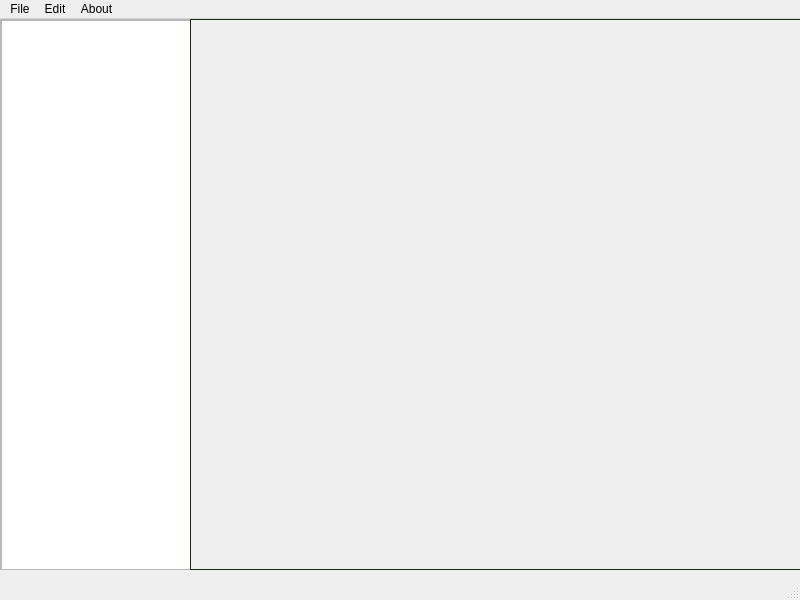
Above: grape.ui from zooberryorg/grape before the change. Below: the same form after it.
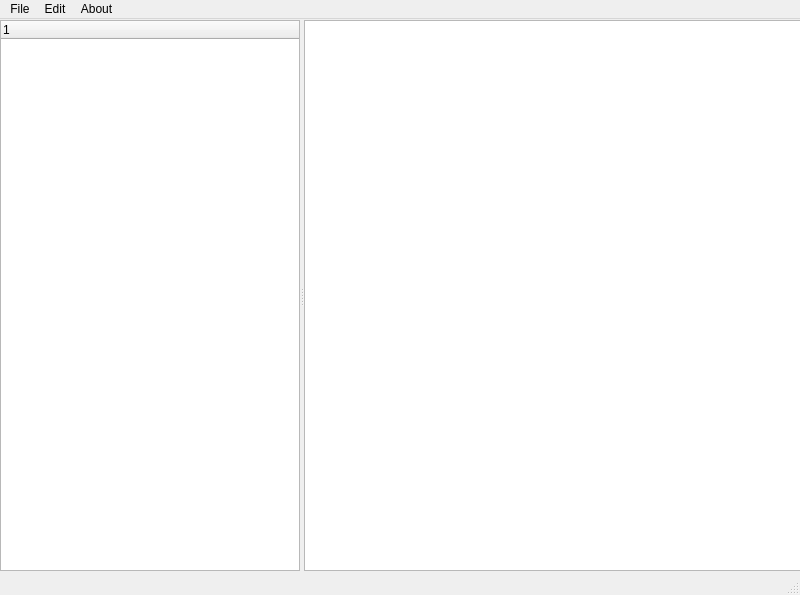
That is the form after the change.

Commit message: Add pane splitter between file tree and canvas

The edit to the form file:
```diff
--- a/grape.ui
+++ b/grape.ui
@@ -7,52 +7,13 @@
     <x>0</x>
     <y>0</y>
     <width>800</width>
-    <height>600</height>
+    <height>595</height>
    </rect>
   </property>
   <property name="windowTitle">
    <string>GrAPE</string>
   </property>
   <widget class="QWidget" name="centralwidget">
-   <widget class="QWidget" name="verticalLayoutWidget">
-    <property name="geometry">
-     <rect>
-      <x>0</x>
-      <y>0</y>
-      <width>191</width>
-      <height>551</height>
-     </rect>
-    </property>
-    <layout class="QVBoxLayout" name="fileTreeLayout">
-     <item>
-      <widget class="QScrollArea" name="scrollArea">
-       <property name="widgetResizable">
-        <bool>true</bool>
-       </property>
-       <widget class="QWidget" name="scrollAreaWidgetContents">
-        <property name="geometry">
-         <rect>
-          <x>0</x>
-          <y>0</y>
-          <width>187</width>
-          <height>547</height>
-         </rect>
-        </property>
-        <widget class="QTreeView" name="treeView">
-         <property name="geometry">
-          <rect>
-           <x>0</x>
-           <y>0</y>
-           <width>191</width>
-           <height>551</height>
-          </rect>
-         </property>
-        </widget>
-       </widget>
-      </widget>
-     </item>
-    </layout>
-   </widget>
    <widget class="QWidget" name="horizontalLayoutWidget">
     <property name="geometry">
      <rect>
@@ -64,367 +25,50 @@
     </property>
     <layout class="QHBoxLayout" name="taskbarLayout"/>
    </widget>
-   <widget class="QFrame" name="frame">
+   <widget class="QSplitter" name="splitter">
     <property name="geometry">
      <rect>
-      <x>190</x>
-      <y>0</y>
-      <width>611</width>
+      <x>0</x>
+      <y>1</y>
+      <width>801</width>
       <height>551</height>
      </rect>
     </property>
-    <property name="palette">
-     <palette>
-      <active>
-       <colorrole role="WindowText">
-        <brush brushstyle="SolidPattern">
-         <color alpha="255">
-          <red>255</red>
-          <green>255</green>
-          <blue>255</blue>
-         </color>
-        </brush>
-       </colorrole>
-       <colorrole role="Button">
-        <brush brushstyle="SolidPattern">
-         <color alpha="255">
-          <red>219</red>
-          <green>182</green>
-          <blue>90</blue>
-         </color>
-        </brush>
-       </colorrole>
-       <colorrole role="Light">
-        <brush brushstyle="SolidPattern">
-         <color alpha="255">
-          <red>74</red>
-          <green>97</green>
-          <blue>72</blue>
-         </color>
-        </brush>
-       </colorrole>
-       <colorrole role="Midlight">
-        <brush brushstyle="SolidPattern">
-         <color alpha="255">
-          <red>155</red>
-          <green>96</green>
-          <blue>227</blue>
-         </color>
-        </brush>
-       </colorrole>
-       <colorrole role="Dark">
-        <brush brushstyle="SolidPattern">
-         <color alpha="255">
-          <red>59</red>
-          <green>77</green>
-          <blue>57</blue>
-         </color>
-        </brush>
-       </colorrole>
-       <colorrole role="Mid">
-        <brush brushstyle="SolidPattern">
-         <color alpha="255">
-          <red>74</red>
-          <green>97</green>
-          <blue>72</blue>
-         </color>
-        </brush>
-       </colorrole>
-       <colorrole role="Text">
-        <brush brushstyle="SolidPattern">
-         <color alpha="255">
-          <red>208</red>
-          <green>212</green>
-          <blue>219</blue>
-         </color>
-        </brush>
-       </colorrole>
-       <colorrole role="ButtonText">
-        <brush brushstyle="SolidPattern">
-         <color alpha="255">
-          <red>37</red>
-          <green>54</green>
-          <blue>33</blue>
-         </color>
-        </brush>
-       </colorrole>
-       <colorrole role="Base">
-        <brush brushstyle="SolidPattern">
-         <color alpha="255">
-          <red>29</red>
-          <green>42</green>
-          <blue>25</blue>
-         </color>
-        </brush>
-       </colorrole>
-       <colorrole role="Window">
-        <brush brushstyle="SolidPattern">
-         <color alpha="255">
-          <red>37</red>
-          <green>53</green>
-          <blue>33</blue>
-         </color>
-        </brush>
-       </colorrole>
-       <colorrole role="Shadow">
-        <brush brushstyle="SolidPattern">
-         <color alpha="255">
-          <red>59</red>
-          <green>77</green>
-          <blue>57</blue>
-         </color>
-        </brush>
-       </colorrole>
-       <colorrole role="Highlight">
-        <brush brushstyle="SolidPattern">
-         <color alpha="255">
-          <red>219</red>
-          <green>182</green>
-          <blue>90</blue>
-         </color>
-        </brush>
-       </colorrole>
-       <colorrole role="HighlightedText">
-        <brush brushstyle="SolidPattern">
-         <color alpha="255">
-          <red>37</red>
-          <green>54</green>
-          <blue>33</blue>
-         </color>
-        </brush>
-       </colorrole>
-      </active>
-      <inactive>
-       <colorrole role="WindowText">
-        <brush brushstyle="SolidPattern">
-         <color alpha="255">
-          <red>255</red>
-          <green>255</green>
-          <blue>255</blue>
-         </color>
-        </brush>
-       </colorrole>
-       <colorrole role="Button">
-        <brush brushstyle="SolidPattern">
-         <color alpha="255">
-          <red>219</red>
-          <green>182</green>
-          <blue>90</blue>
-         </color>
-        </brush>
-       </colorrole>
-       <colorrole role="Light">
-        <brush brushstyle="SolidPattern">
-         <color alpha="255">
-          <red>74</red>
-          <green>97</green>
-          <blue>72</blue>
-         </color>
-        </brush>
-       </colorrole>
-       <colorrole role="Midlight">
-        <brush brushstyle="SolidPattern">
-         <color alpha="255">
-          <red>155</red>
-          <green>96</green>
-          <blue>227</blue>
-         </color>
-        </brush>
-       </colorrole>
-       <colorrole role="Dark">
-        <brush brushstyle="SolidPattern">
-         <color alpha="255">
-          <red>59</red>
-          <green>77</green>
-          <blue>57</blue>
-         </color>
-        </brush>
-       </colorrole>
-       <colorrole role="Mid">
-        <brush brushstyle="SolidPattern">
-         <color alpha="255">
-          <red>74</red>
-          <green>97</green>
-          <blue>72</blue>
-         </color>
-        </brush>
-       </colorrole>
-       <colorrole role="Text">
-        <brush brushstyle="SolidPattern">
-         <color alpha="255">
-          <red>208</red>
-          <green>212</green>
-          <blue>219</blue>
-         </color>
-        </brush>
-       </colorrole>
-       <colorrole role="ButtonText">
-        <brush brushstyle="SolidPattern">
-         <color alpha="255">
-          <red>37</red>
-          <green>54</green>
-          <blue>33</blue>
-         </color>
-        </brush>
-       </colorrole>
-       <colorrole role="Base">
-        <brush brushstyle="SolidPattern">
-         <color alpha="255">
-          <red>29</red>
-          <green>42</green>
-          <blue>25</blue>
-         </color>
-        </brush>
-       </colorrole>
-       <colorrole role="Window">
-        <brush brushstyle="SolidPattern">
-         <color alpha="255">
-          <red>37</red>
-          <green>53</green>
-          <blue>33</blue>
-         </color>
-        </brush>
-       </colorrole>
-       <colorrole role="Shadow">
-        <brush brushstyle="SolidPattern">
-         <color alpha="255">
-          <red>59</red>
-          <green>77</green>
-          <blue>57</blue>
-         </color>
-        </brush>
-       </colorrole>
-       <colorrole role="Highlight">
-        <brush brushstyle="SolidPattern">
-         <color alpha="255">
-          <red>219</red>
-          <green>182</green>
-          <blue>90</blue>
-         </color>
-        </brush>
-       </colorrole>
-       <colorrole role="HighlightedText">
-        <brush brushstyle="SolidPattern">
-         <color alpha="255">
-          <red>37</red>
-          <green>54</green>
-          <blue>33</blue>
-         </color>
-        </brush>
-       </colorrole>
-      </inactive>
-      <disabled>
-       <colorrole role="WindowText">
-        <brush brushstyle="SolidPattern">
-         <color alpha="255">
-          <red>59</red>
-          <green>77</green>
-          <blue>57</blue>
-         </color>
-        </brush>
-       </colorrole>
-       <colorrole role="Button">
-        <brush brushstyle="SolidPattern">
-         <color alpha="255">
-          <red>219</red>
-          <green>182</green>
-          <blue>90</blue>
-         </color>
-        </brush>
-       </colorrole>
-       <colorrole role="Light">
-        <brush brushstyle="SolidPattern">
-         <color alpha="255">
-          <red>74</red>
-          <green>97</green>
-          <blue>72</blue>
-         </color>
-        </brush>
-       </colorrole>
-       <colorrole role="Midlight">
-        <brush brushstyle="SolidPattern">
-         <color alpha="255">
-          <red>155</red>
-          <green>96</green>
-          <blue>227</blue>
-         </color>
-        </brush>
-       </colorrole>
-       <colorrole role="Dark">
-        <brush brushstyle="SolidPattern">
-         <color alpha="255">
-          <red>59</red>
-          <green>77</green>
-          <blue>57</blue>
-         </color>
-        </brush>
-       </colorrole>
-       <colorrole role="Mid">
-        <brush brushstyle="SolidPattern">
-         <color alpha="255">
-          <red>74</red>
-          <green>97</green>
-          <blue>72</blue>
-         </color>
-        </brush>
-       </colorrole>
-       <colorrole role="Text">
-        <brush brushstyle="SolidPattern">
-         <color alpha="255">
-          <red>140</red>
-          <green>143</green>
-          <blue>148</blue>
-         </color>
-        </brush>
-       </colorrole>
-       <colorrole role="ButtonText">
-        <brush brushstyle="SolidPattern">
-         <color alpha="255">
-          <red>59</red>
-          <green>77</green>
-          <blue>57</blue>
-         </color>
-        </brush>
-       </colorrole>
-       <colorrole role="Base">
-        <brush brushstyle="SolidPattern">
-         <color alpha="255">
-          <red>37</red>
-          <green>53</green>
-          <blue>33</blue>
-         </color>
-        </brush>
-       </colorrole>
-       <colorrole role="Window">
-        <brush brushstyle="SolidPattern">
-         <color alpha="255">
-          <red>37</red>
-          <green>53</green>
-          <blue>33</blue>
-         </color>
-        </brush>
-       </colorrole>
-       <colorrole role="Shadow">
-        <brush brushstyle="SolidPattern">
-         <color alpha="255">
-          <red>59</red>
-          <green>77</green>
-          <blue>57</blue>
-         </color>
-        </brush>
-       </colorrole>
-      </disabled>
-     </palette>
+    <property name="orientation">
+     <enum>Qt::Orientation::Horizontal</enum>
     </property>
-    <property name="autoFillBackground">
-     <bool>false</bool>
-    </property>
-    <property name="frameShape">
-     <enum>QFrame::Shape::StyledPanel</enum>
-    </property>
-    <property name="frameShadow">
-     <enum>QFrame::Shadow::Raised</enum>
-    </property>
+    <widget class="QTreeWidget" name="treeWidget">
+     <property name="sizePolicy">
+      <sizepolicy hsizetype="Minimum" vsizetype="Expanding">
+       <horstretch>0</horstretch>
+       <verstretch>0</verstretch>
+      </sizepolicy>
+     </property>
+     <property name="minimumSize">
+      <size>
+       <width>50</width>
+       <height>0</height>
+      </size>
+     </property>
+     <property name="maximumSize">
+      <size>
+       <width>300</width>
+       <height>16777215</height>
+      </size>
+     </property>
+     <property name="baseSize">
+      <size>
+       <width>150</width>
+       <height>0</height>
+      </size>
+     </property>
+     <column>
+      <property name="text">
+       <string notr="true">1</string>
+      </property>
+     </column>
+    </widget>
+    <widget class="QGraphicsView" name="graphicsView"/>
    </widget>
   </widget>
   <widget class="QMenuBar" name="menubar">
```
The commit also changes 2 other files.
